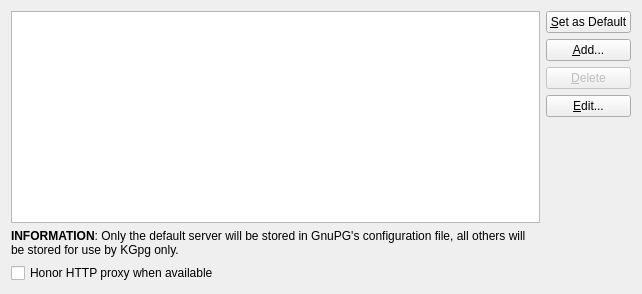
Old version of the form conf_servers.ui in the repository KDE/kgpg.
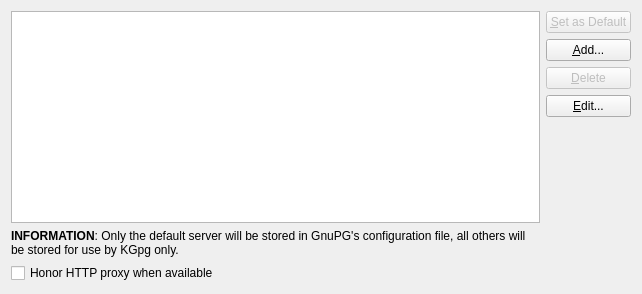
New version of the form. Custom widgets are drawn as their Qt base class.

Commit message:
do not enable "set default keyserver" button if no keyserver is selected
BUG:307428
FIXED-IN:4.9.2

Patch:
```diff
--- a/conf_servers.ui
+++ b/conf_servers.ui
@@ -46,6 +46,9 @@
       <layout class="QVBoxLayout" >
        <item>
         <widget class="KPushButton" name="server_default" >
+         <property name="enabled" >
+          <bool>false</bool>
+         </property>
          <property name="text" >
           <string>&amp;Set as Default</string>
          </property>
```
The commit also changes 2 other files.
